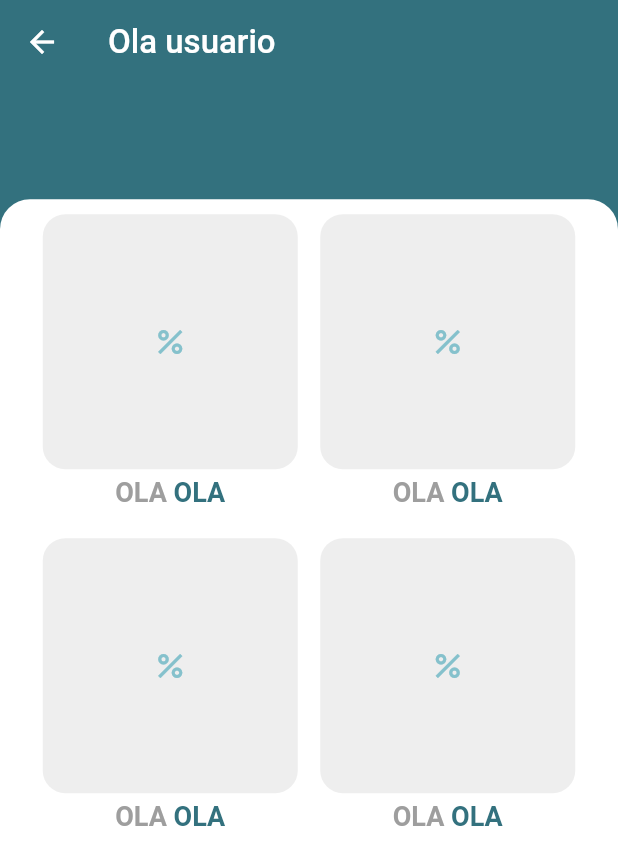
After one commit to RegisSalesRA/django_flutter_college, a Flutter app: the HomeScreen screen opened by its route, on a phone screen of 412 x 824 dp. The commit adds this screen. Shown: the top 865 px of the screen. Run offline on Flutter 3.47's test engine with Material 2 defaults, Android fonts, the light colour scheme and no system bars.

Commit message:
home screen first commit

```diff
--- a/client_flutter/lib/app/routes/routes.dart
+++ b/client_flutter/lib/app/routes/routes.dart
@@ -1,6 +1,7 @@
 import 'package:client_flutter/presentation/signup/signup.dart';
 import 'package:flutter/material.dart';
 
+import '../../presentation/home/home_screen.dart';
 import '../../presentation/login/login.dart';
 
 class Routes {
@@ -8,11 +9,12 @@ class Routes {
       <String, WidgetBuilder>{
     '/': (context) => const Login(),
     '/register': (context) => const SignUp(),
+    '/home': (context) => const HomeScreen(),
   };
 
   static String initial = '/';
   static String register = '/register';
-  static String chart = '/chart';
+  static String home = '/home';
 
   static GlobalKey<NavigatorState>? navigatorKey = GlobalKey<NavigatorState>();
 }
--- /dev/null
+++ b/client_flutter/lib/presentation/home/home_screen.dart
@@ -0,0 +1,89 @@
+import 'package:client_flutter/presentation/common/grid_widget.dart';
+import 'package:flutter/material.dart';
+
+import '../../app/colors/colors.dart';
+import '../../app/helpers/media_size_helper.dart';
+
+class HomeScreen extends StatefulWidget {
+  const HomeScreen({super.key});
+
+  @override
+  State<HomeScreen> createState() => _HomeScreenState();
+}
+
+class _HomeScreenState extends State<HomeScreen> {
+  @override
+  Widget build(BuildContext context) {
+    return Scaffold(
+      appBar: AppBar(
+          backgroundColor: ColorsTheme.secondaryColor,
+          elevation: 0,
+          title: const Text("Ola usuario")),
+      body: Container(
+        height: MediaQuerySize.heigthSizeCustom(context),
+        decoration: const BoxDecoration(
+          color: ColorsTheme.secondaryColor,
+        ),
+        child: Container(
+          margin: EdgeInsets.only(
+              top: MediaQuerySize.heigthSizeCustom(context) * 0.10),
+          height: MediaQuerySize.heigthSizeCustom(context) * 0.90,
+          decoration: const BoxDecoration(
+              color: Colors.white,
+              borderRadius: BorderRadius.only(
+                  topLeft: Radius.circular(20), topRight: Radius.circular(20))),
+          child: Column(children: [
+            Padding(
+              padding: const EdgeInsets.symmetric(vertical: 10),
+              child: Row(
+                mainAxisAlignment: MainAxisAlignment.center,
+                crossAxisAlignment: CrossAxisAlignment.center,
+                children: [
+                  GridComponent(
+                    icon: const Icon(Icons.percent),
+                    voidCall: () {},
+                    text_1: "OLA",
+                    text_2: "OLA",
+                  ),
+                  const SizedBox(
+                    width: 15,
+                  ),
+                  GridComponent(
+                    icon: const Icon(Icons.percent),
+                    voidCall: () {},
+                    text_1: "OLA",
+                    text_2: "OLA",
+                  ),
+                ],
+              ),
+            ),
+            Padding(
+              padding: const EdgeInsets.symmetric(vertical: 10),
+              child: Row(
+                mainAxisAlignment: MainAxisAlignment.center,
+                crossAxisAlignment: CrossAxisAlignment.center,
+                children: [
+                  GridComponent(
+                    icon: const Icon(Icons.percent),
+                    voidCall: () {},
+                    text_1: "OLA",
+                    text_2: "OLA",
+                  ),
+                  const SizedBox(
+                    width: 15,
+                  ),
+                  GridComponent(
+                    icon: const Icon(Icons.percent),
+                    voidCall: () {},
+                    text_1: "OLA",
+                    text_2: "OLA",
+                  ),
+                ],
+              ),
+            ),
+          ]),
+        ),
+      ),
+    );
+  }
+}
--- a/client_flutter/lib/presentation/login/login.dart
+++ b/client_flutter/lib/presentation/login/login.dart
@@ -17,7 +17,7 @@ class _LoginState extends State<Login> {
 
   Future<void> onSave() async {
     if (formKey.currentState!.validate()) {
-      print("Validoo");
+      await Navigator.pushReplacementNamed(context, Routes.home);
     } else {
       print("Nao valido");
     }
```
